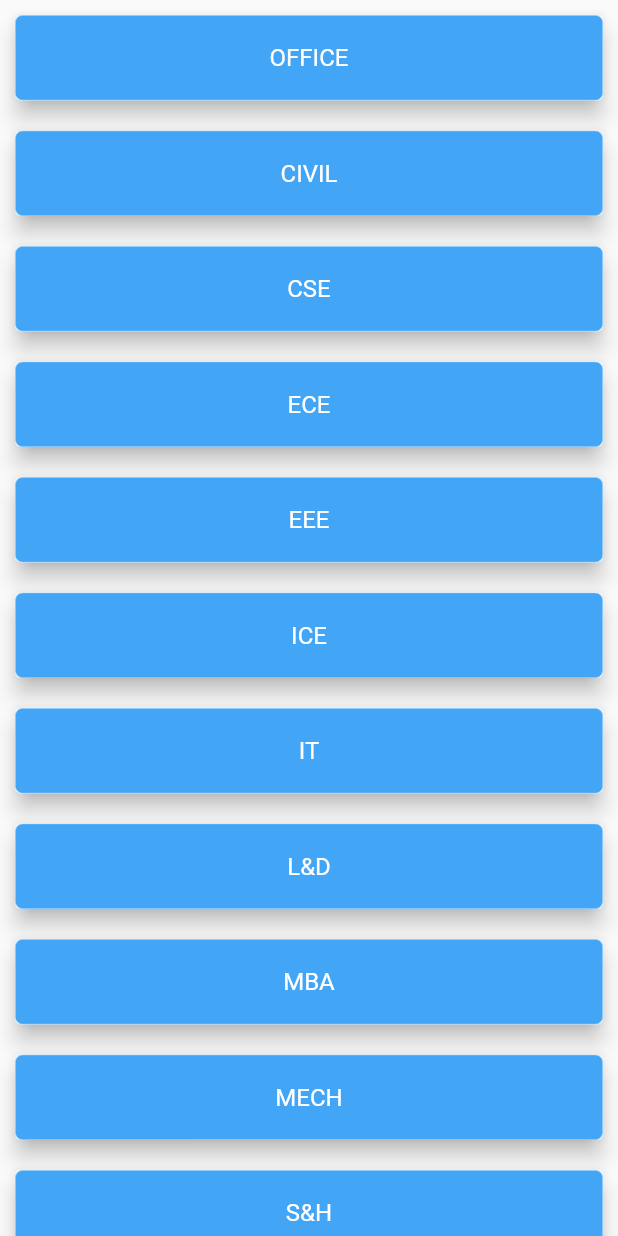
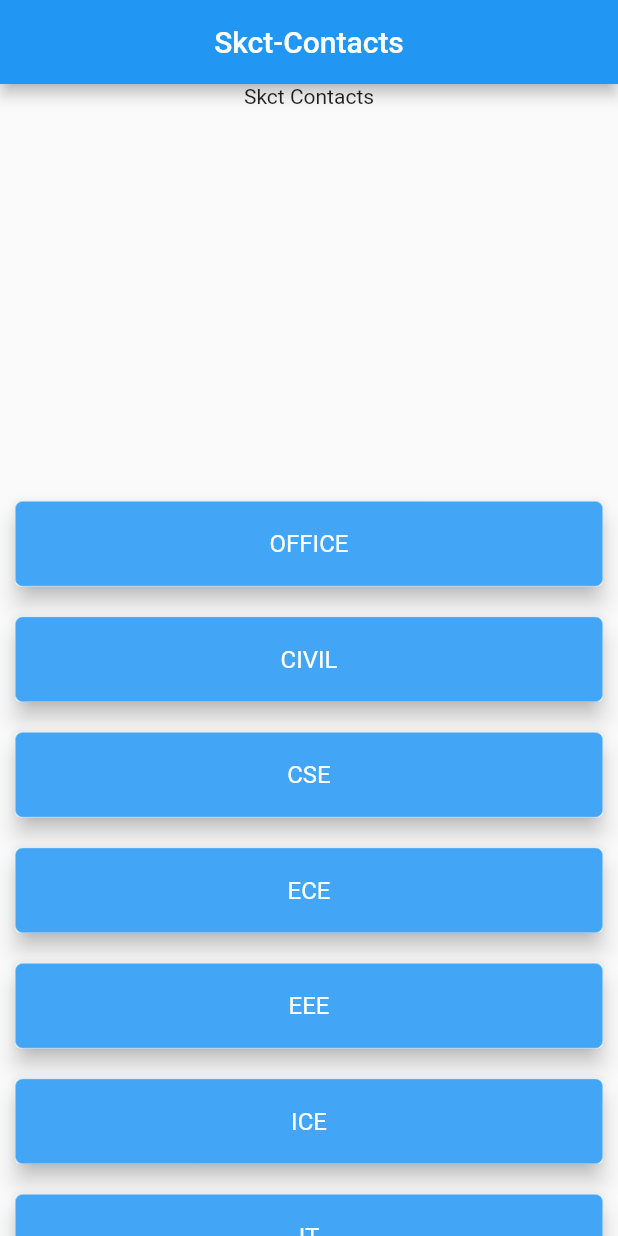
Before and after one commit to Kirthik24/Skct_Contact_demo1, a Flutter app: the screen it shows after launch, on a phone screen of 412 x 824 dp. Run offline on Flutter 3.47's test engine with Material 2 defaults, Android fonts, the phone set to English and light mode, and no system bars; our stand-ins replace firebase_core; missing offline and left inert: flutter_phone_direct_caller; accounts and stored records are empty.

Commit message:
home page v2

```diff
--- a/lib/main.dart
+++ b/lib/main.dart
@@ -1,6 +1,7 @@
 import 'dart:convert';
 
 import 'package:contact_demo2/pages/MyHomePage.dart';
+import 'package:contact_demo2/pages/MyHomePageV2.dart';
 import 'package:flutter/material.dart';
 import 'package:flutter/services.dart';
 import 'package:flutter_phone_direct_caller/flutter_phone_direct_caller.dart';
@@ -26,7 +27,7 @@ class MyApp extends StatelessWidget {
       theme: ThemeData(
         primarySwatch: Colors.blue,
       ),
-      home: const MyHomePage(title: 'skct'),
+      home: const MyHomePageV2(),
     );
   }
 }
--- /dev/null
+++ b/lib/pages/MyHomePageV2.dart
@@ -0,0 +1,61 @@
+import 'package:flutter/material.dart';
+
+import 'ContactPage.dart';
+
+class MyHomePageV2 extends StatefulWidget {
+  const MyHomePageV2({Key? key}) : super(key: key);
+
+  @override
+  State<MyHomePageV2> createState() => _MyHomePageV2State();
+}
+
+class _MyHomePageV2State extends State<MyHomePageV2> {
+  final List<String> depList = ["OFFICE","CIVIL", "CSE", "ECE","EEE", "ICE", "IT", "L&D","MBA","MECH","S&H","PHY EDU"];
+  @override
+  Widget build(BuildContext context) {
+    return Scaffold(
+      appBar: AppBar(
+        title: const Text("Skct-Contacts"),
+        centerTitle: true,
+      ),
+      body: Column(
+        children: [
+        Text("Skct Contacts"),
+        Spacer(),
+        Center(
+          child:Container(
+            height: 500,
+
+            child: ListView.builder(
+              itemCount: depList.length,
+              itemBuilder: (context,index) => Card(
+                elevation: 6,
+                margin: const EdgeInsets.all(10),
+                child: ListTile(
+                    shape: RoundedRectangleBorder(
+                        side: BorderSide(color: Colors.blue.shade200, width: 0.5),
+                        borderRadius: BorderRadius.circular(5)),
+                    tileColor: Colors.blue.shade400,
+                    textColor: Colors.white,
+                    iconColor: Colors.white,
+                    title: Center(
+                      child: Text(depList[index].toString()),
+                    ),
+                    onTap: () {
+                      Navigator.push(
+                        context,
+                        MaterialPageRoute(
+                            builder: (context) => ContactPage(destination: depList[index].toString())),
+
+                      );
+                    }
+                ),
+              ),
+            ),
+          ) ,
+        )
+        ],
+      ),
+    );
+  }
+}
```
